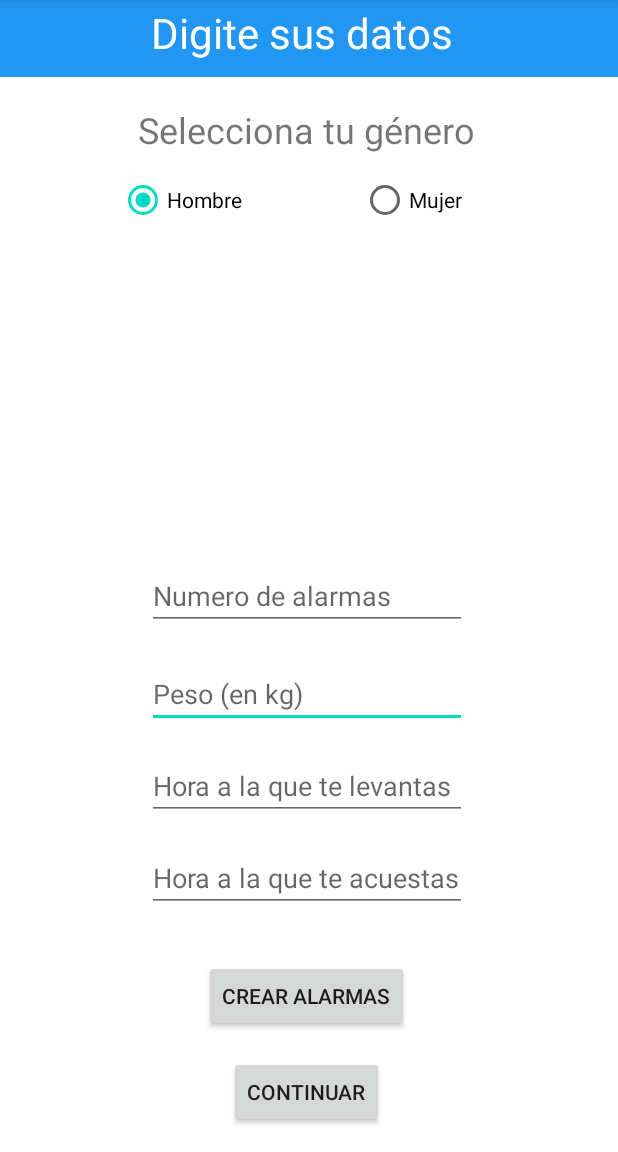
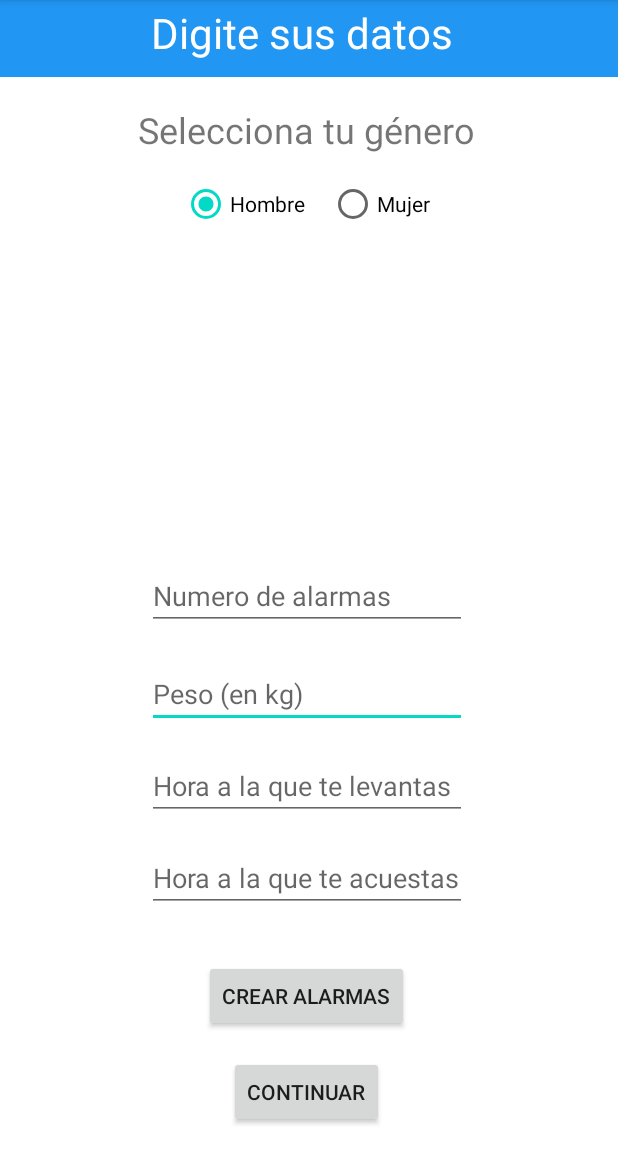
Before and after one commit to BryanZuleta/RecordatorioDeAgua, an Android app: the DatosActivity screen opened directly, with no data from a screen before it, on a phone screen of 412 x 824 dp, the part 84-1236 px from its top. Run offline under Robolectric (Android 15) with nearby library versions, the light colour scheme and no system bars.

Commit message:
Update fragment_datos.xml
ingreso de los radio button en una etiqueta nodo radiogroup y se habilita cheked false para que siempre quede uno solo de los 2 botones habilitados

```diff
--- a/app/src/main/res/layout/fragment_datos.xml
+++ b/app/src/main/res/layout/fragment_datos.xml
@@ -61,7 +61,8 @@
             app:layout_constraintStart_toStartOf="parent"
             app:layout_constraintTop_toTopOf="parent" />
 
-        <RadioButton
+         <!--
+         <RadioButton
             android:id="@+id/radioButton2"
             android:layout_width="wrap_content"
             android:layout_height="wrap_content"
@@ -82,6 +83,42 @@
             android:text="Mujer"
             app:layout_constraintEnd_toEndOf="parent"
             app:layout_constraintTop_toBottomOf="@+id/textView14" />
+         -->
+
+        <!--los radio buttons se ingresan en una etiqueta nodo radiogroup y se agrega
+el android:checked="false" en el segundo radiobutton para que quede habilitado
+siempre uno solo de los 2 botones y no los 2 al mismo tiempo, ademas se asigna
+al layout de arriba del radio group el valor de 120 para que quede separado del
+titulo y label genero de todas maneras deje comentado el codigo anterior por si quieren volver a ponerlo -->
+        <RadioGroup
+            android:id="@+id/opciones_sexo"
+            android:layout_width="match_parent"
+            android:layout_height="match_parent"
+            android:layout_marginTop="120dp"
+            android:gravity="center_horizontal"
+            android:orientation="horizontal"
+            app:layout_constraintTop_toTopOf="parent"
+            tools:layout_editor_absoluteX="6dp">
+
+            <RadioButton
+                android:id="@+id/radioButton2"
+                android:layout_width="wrap_content"
+                android:layout_height="wrap_content"
+                android:layout_marginRight="16dp"
+                android:checked="true"
+                android:text="Hombre"
+                tools:layout_editor_absoluteX="107dp"
+                tools:layout_editor_absoluteY="117dp" />
+
+            <RadioButton
+                android:id="@+id/radioButton3"
+                android:layout_width="wrap_content"
+                android:layout_height="wrap_content"
+                android:checked="false"
+                android:text="Mujer"
+                tools:layout_editor_absoluteX="189dp"
+                tools:layout_editor_absoluteY="117dp" />
+        </RadioGroup>
 
         <EditText
             android:id="@+id/campoKg"
```
